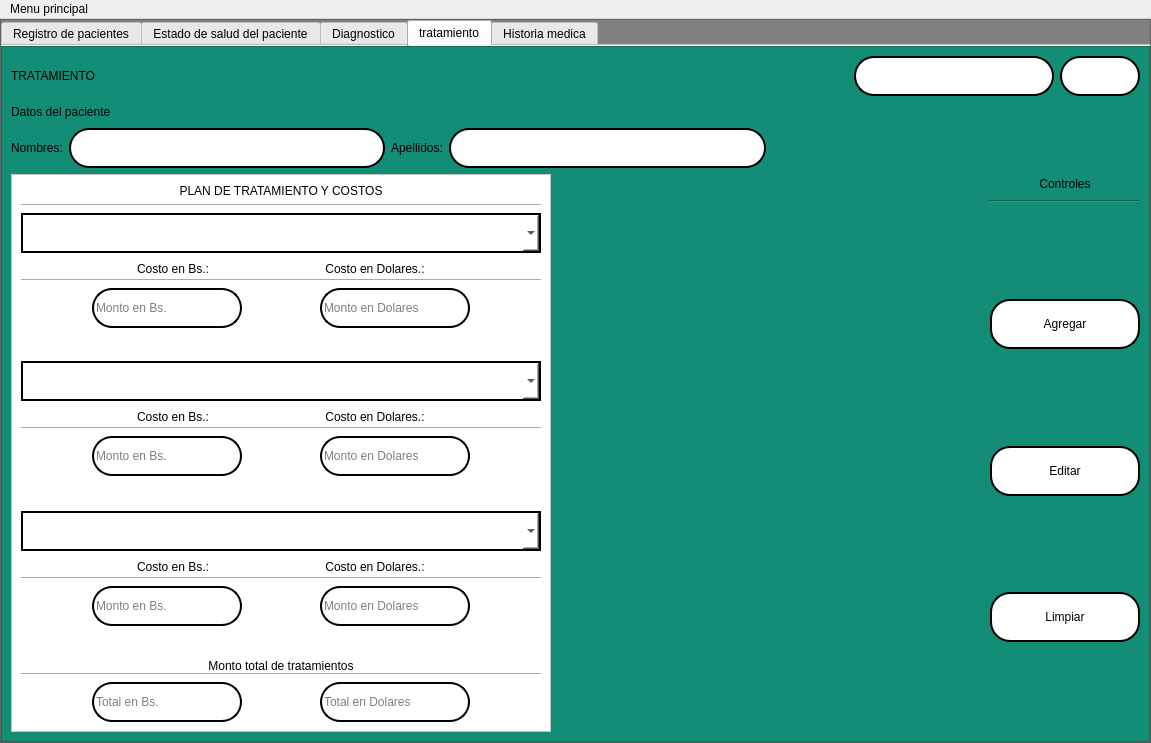
First picture: the form in interfaces/History.ui, repository Reinaldito04/App-Consultas-y-Historias-Medicas, before the edit.
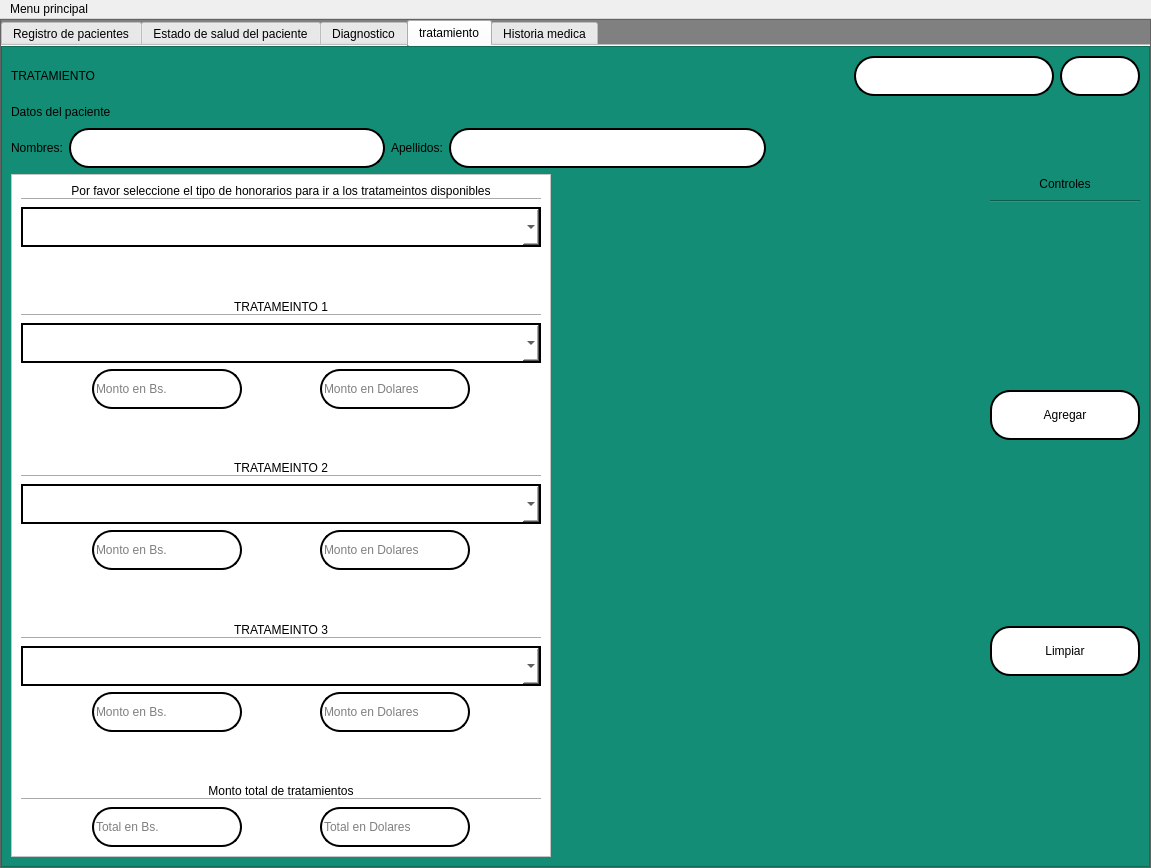
Second picture: the form after the edit. The open tabs and pages were chosen to show the change. Icons and pictures are not drawn.

Commit message: AGG mas tratamenito por seleccion de honorarios (lo hago mañana perro)

Patch:
```diff
--- a/interfaces/History.ui
+++ b/interfaces/History.ui
@@ -7,7 +7,7 @@
     <x>0</x>
     <y>0</y>
     <width>1151</width>
-    <height>743</height>
+    <height>868</height>
    </rect>
   </property>
   <property name="minimumSize">
@@ -2234,7 +2234,7 @@
              <property name="frameShadow">
               <enum>QFrame::Raised</enum>
              </property>
-             <layout class="QVBoxLayout" name="verticalLayout_32">
+             <layout class="QVBoxLayout" name="verticalLayout_52">
               <item>
                <layout class="QHBoxLayout" name="horizontalLayout_25">
                 <property name="spacing">
@@ -2404,7 +2404,7 @@
                </layout>
               </item>
               <item>
-               <layout class="QHBoxLayout" name="horizontalLayout_28">
+               <layout class="QHBoxLayout" name="horizontalLayout_32">
                 <item>
                  <widget class="QFrame" name="frame_5">
                   <property name="styleSheet">
@@ -2420,15 +2420,21 @@
                   </property>
                   <layout class="QVBoxLayout" name="verticalLayout_93">
                    <item>
-                    <layout class="QVBoxLayout" name="verticalLayout_92">
+                    <layout class="QVBoxLayout" name="verticalLayout_28">
+                     <property name="spacing">
+                      <number>0</number>
+                     </property>
                      <item>
                       <widget class="QLabel" name="lbl_23">
                        <property name="text">
-                        <string>PLAN DE TRATAMIENTO Y COSTOS</string>
+                        <string>Por favor seleccione el tipo de honorarios para ir a los tratameintos disponibles</string>
                        </property>
                        <property name="alignment">
                         <set>Qt::AlignCenter</set>
                        </property>
+                       <property name="wordWrap">
+                        <bool>true</bool>
+                       </property>
                       </widget>
                      </item>
                      <item>
@@ -2441,9 +2447,7 @@
                     </layout>
                    </item>
                    <item>
-                    <layout class="QVBoxLayout" name="verticalLayout_65">
-                     <item>
-                      <widget class="QComboBox" name="t1">
+                    <widget class="QComboBox" name="t0">
                        <property name="minimumSize">
                         <size>
                          <width>520</width>
@@ -2468,107 +2472,39 @@
                        <property name="placeholderText">
                         <string notr="true">Seleccione una opcion</string>
                        </property>
-                       <item>
-                        <property name="text">
-                         <string>1</string>
-                        </property>
-                       </item>
-                       <item>
-                        <property name="text">
-                         <string>2</string>
-                        </property>
-                       </item>
-                       <item>
-                        <property name="text">
-                         <string>3</string>
-                        </property>
-                       </item>
-                       <item>
-                        <property name="text">
-                         <string>4</string>
-                        </property>
-                       </item>
-                       <item>
-                        <property name="text">
-                         <string>5</string>
-                        </property>
-                       </item>
-                       <item>
-                        <property name="text">
-                         <string>6</string>
-                        </property>
-                       </item>
                       </widget>
                      </item>
                      <item>
-                      <layout class="QVBoxLayout" name="verticalLayout_64">
+                    <spacer name="verticalSpacer_11">
+                     <property name="orientation">
+                      <enum>Qt::Vertical</enum>
+                     </property>
+                     <property name="sizeHint" stdset="0">
+                      <size>
+                       <width>20</width>
+                       <height>40</height>
+                      </size>
+                     </property>
+                    </spacer>
+                   </item>
                        <item>
-                        <layout class="QVBoxLayout" name="verticalLayout_63">
+                    <layout class="QVBoxLayout" name="verticalLayout_34">
+                     <item>
+                      <layout class="QVBoxLayout" name="verticalLayout_33">
+                       <item>
+                        <layout class="QVBoxLayout" name="verticalLayout_32">
                          <property name="spacing">
                           <number>0</number>
                          </property>
                          <item>
-                          <layout class="QHBoxLayout" name="horizontalLayout_47">
-                           <item>
-                            <spacer name="horizontalSpacer_17">
-                             <property name="orientation">
-                              <enum>Qt::Horizontal</enum>
-                             </property>
-                             <property name="sizeHint" stdset="0">
-                              <size>
-                               <width>40</width>
-                               <height>20</height>
-                              </size>
-                             </property>
-                            </spacer>
-                           </item>
-                           <item>
-                            <widget class="QLabel" name="lbl_24">
+                          <widget class="QLabel" name="label_4">
                              <property name="text">
-                              <string>Costo en Bs.:</string>
+                            <string>TRATAMEINTO 1</string>
                              </property>
                              <property name="alignment">
                               <set>Qt::AlignCenter</set>
                              </property>
                             </widget>
-                           </item>
-                           <item>
-                            <spacer name="horizontalSpacer_15">
-                             <property name="orientation">
-                              <enum>Qt::Horizontal</enum>
-                             </property>
-                             <property name="sizeHint" stdset="0">
-                              <size>
-                               <width>40</width>
-                               <height>20</height>
-                              </size>
-                             </property>
-                            </spacer>
-                           </item>
-                           <item>
-                            <widget class="QLabel" name="lbl_25">
-                             <property name="text">
-                              <string>Costo en Dolares.:</string>
-                             </property>
-                             <property name="alignment">
-                              <set>Qt::AlignCenter</set>
-                             </property>
-                            </widget>
-                           </item>
-                           <item>
-                            <spacer name="horizontalSpacer_16">
-                             <property name="orientation">
-                              <enum>Qt::Horizontal</enum>
-                             </property>
-                             <property name="sizeHint" stdset="0">
-                              <size>
-                               <width>40</width>
-                               <height>20</height>
-                              </size>
-                             </property>
-                            </spacer>
-                           </item>
-                          </layout>
                          </item>
                          <item>
                           <widget class="Line" name="line_17">
@@ -2580,7 +2516,43 @@
                         </layout>
                        </item>
                        <item>
-                        <layout class="QHBoxLayout" name="horizontalLayout_48">
+                        <widget class="QComboBox" name="t1">
+                         <property name="minimumSize">
+                          <size>
+                           <width>520</width>
+                           <height>40</height>
+                          </size>
+                         </property>
+                         <property name="maximumSize">
+                          <size>
+                           <width>520</width>
+                           <height>16777215</height>
+                          </size>
+                         </property>
+                         <property name="editable">
+                          <bool>false</bool>
+                         </property>
+                         <property name="currentText">
+                          <string/>
+                         </property>
+                         <property name="maxVisibleItems">
+                          <number>20</number>
+                         </property>
+                         <property name="placeholderText">
+                          <string notr="true">Seleccione una opcion</string>
+                         </property>
+                         <property name="duplicatesEnabled">
+                          <bool>false</bool>
+                         </property>
+                         <property name="frame">
+                          <bool>true</bool>
+                         </property>
+                        </widget>
+                       </item>
+                      </layout>
+                     </item>
+                     <item>
+                      <layout class="QHBoxLayout" name="horizontalLayout_30">
                          <item>
                           <spacer name="horizontalSpacer_18">
                            <property name="orientation">
@@ -2668,23 +2640,47 @@
                        </item>
                       </layout>
                      </item>
-                    </layout>
-                   </item>
                    <item>
-                    <spacer name="verticalSpacer_28">
+                    <spacer name="verticalSpacer_33">
                      <property name="orientation">
                       <enum>Qt::Vertical</enum>
                      </property>
                      <property name="sizeHint" stdset="0">
                       <size>
                        <width>20</width>
-                       <height>40</height>
+                       <height>2</height>
                       </size>
                      </property>
                     </spacer>
                    </item>
                    <item>
-                    <layout class="QVBoxLayout" name="verticalLayout_66">
+                    <layout class="QVBoxLayout" name="verticalLayout_43">
+                     <item>
+                      <layout class="QVBoxLayout" name="verticalLayout_36">
+                       <item>
+                        <layout class="QVBoxLayout" name="verticalLayout_35">
+                         <property name="spacing">
+                          <number>0</number>
+                         </property>
+                         <item>
+                          <widget class="QLabel" name="label_7">
+                           <property name="text">
+                            <string>TRATAMEINTO 2</string>
+                           </property>
+                           <property name="alignment">
+                            <set>Qt::AlignCenter</set>
+                           </property>
+                          </widget>
+                         </item>
+                         <item>
+                          <widget class="Line" name="line_20">
+                           <property name="orientation">
+                            <enum>Qt::Horizontal</enum>
+                           </property>
+                          </widget>
+                         </item>
+                        </layout>
+                       </item>
                      <item>
                       <widget class="QComboBox" name="t2">
                        <property name="minimumSize">
@@ -2711,119 +2707,12 @@
                        <property name="placeholderText">
                         <string notr="true">Seleccione una opcion</string>
                        </property>
-                       <item>
-                        <property name="text">
-                         <string>1</string>
-                        </property>
-                       </item>
-                       <item>
-                        <property name="text">
-                         <string>2</string>
-                        </property>
-                       </item>
-                       <item>
-                        <property name="text">
-                         <string>3</string>
-                        </property>
-                       </item>
-                       <item>
-                        <property name="text">
-                         <string>4</string>
-                        </property>
-                       </item>
-                       <item>
-                        <property name="text">
-                         <string>5</string>
-                        </property>
-                       </item>
-                       <item>
-                        <property name="text">
-                         <string>6</string>
-                        </property>
-                       </item>
-                      </widget>
-                     </item>
-                     <item>
-                      <layout class="QVBoxLayout" name="verticalLayout_67">
-                       <item>
-                        <layout class="QVBoxLayout" name="verticalLayout_68">
-                         <property name="spacing">
-                          <number>0</number>
-                         </property>
-                         <item>
-                          <layout class="QHBoxLayout" name="horizontalLayout_49">
-                           <item>
-                            <spacer name="horizontalSpacer_21">
-                             <property name="orientation">
-                              <enum>Qt::Horizontal</enum>
-                             </property>
-                             <property name="sizeHint" stdset="0">
-                              <size>
-                               <width>40</width>
-                               <height>20</height>
-                              </size>
-                             </property>
-                            </spacer>
-                           </item>
-                           <item>
-                            <widget class="QLabel" name="lbl_26">
-                             <property name="text">
-                              <string>Costo en Bs.:</string>
-                             </property>
-                             <property name="alignment">
-                              <set>Qt::AlignCenter</set>
-                             </property>
-                            </widget>
-                           </item>
-                           <item>
-                            <spacer name="horizontalSpacer_22">
-                             <property name="orientation">
-                              <enum>Qt::Horizontal</enum>
-                             </property>
-                             <property name="sizeHint" stdset="0">
-                              <size>
-                               <width>40</width>
-                               <height>20</height>
-                              </size>
-                             </property>
-                            </spacer>
-                           </item>
-                           <item>
-                            <widget class="QLabel" name="lbl_27">
-                             <property name="text">
-                              <string>Costo en Dolares.:</string>
-                             </property>
-                             <property name="alignment">
-                              <set>Qt::AlignCenter</set>
-                             </property>
-                            </widget>
-                           </item>
-                           <item>
-                            <spacer name="horizontalSpacer_23">
-                             <property name="orientation">
-                              <enum>Qt::Horizontal</enum>
-                             </property>
-                             <property name="sizeHint" stdset="0">
-                              <size>
-                               <width>40</width>
-                               <height>20</height>
-                              </size>
-                             </property>
-                            </spacer>
-                           </item>
+                        </widget>
+                       </item>
                           </layout>
                          </item>
                          <item>
-                          <widget class="Line" name="line_18">
-                           <property name="orientation">
-                            <enum>Qt::Horizontal</enum>
-                           </property>
-                          </widget>
-                         </item>
-                        </layout>
-                       </item>
-                       <item>
-                        <layout class="QHBoxLayout" name="horizontalLayout_50">
+                      <layout class="QHBoxLayout" name="horizontalLayout_31">
                          <item>
                           <spacer name="horizontalSpacer_24">
                            <property name="orientation">
@@ -2911,23 +2800,47 @@
                        </item>
                       </layout>
                      </item>
-                    </layout>
-                   </item>
                    <item>
-                    <spacer name="verticalSpacer_29">
+                    <spacer name="verticalSpacer_28">
                      <property name="orientation">
                       <enum>Qt::Vertical</enum>
                      </property>
                      <property name="sizeHint" stdset="0">
                       <size>
                        <width>20</width>
-                       <height>41</height>
+                       <height>40</height>
                       </size>
                      </property>
                     </spacer>
                    </item>
                    <item>
-                    <layout class="QVBoxLayout" name="verticalLayout_69">
+                    <layout class="QVBoxLayout" name="verticalLayout_50">
+                     <item>
+                      <layout class="QVBoxLayout" name="verticalLayout_45">
+                       <item>
+                        <layout class="QVBoxLayout" name="verticalLayout_44">
+                         <property name="spacing">
+                          <number>0</number>
+                         </property>
+                         <item>
+                          <widget class="QLabel" name="label_8">
+                           <property name="text">
+                            <string>TRATAMEINTO 3</string>
+                           </property>
+                           <property name="alignment">
+                            <set>Qt::AlignCenter</set>
+                           </property>
+                          </widget>
+                         </item>
+                         <item>
+                          <widget class="Line" name="line_18">
+                           <property name="orientation">
+                            <enum>Qt::Horizontal</enum>
+                           </property>
+                          </widget>
+                         </item>
+                        </layout>
+                       </item>
                      <item>
                       <widget class="QComboBox" name="t3">
                        <property name="minimumSize">
@@ -2954,119 +2867,12 @@
                        <property name="placeholderText">
                         <string notr="true">Seleccione una opcion</string>
                        </property>
-                       <item>
-                        <property name="text">
-                         <string>1</string>
-                        </property>
-                       </item>
-                       <item>
-                        <property name="text">
-                         <string>2</string>
-                        </property>
-                       </item>
-                       <item>
-                        <property name="text">
-                         <string>3</string>
-                        </property>
-                       </item>
-                       <item>
-                        <property name="text">
-                         <string>4</string>
-                        </property>
-                       </item>
-                       <item>
-                        <property name="text">
-                         <string>5</string>
-                        </property>
-                       </item>
-                       <item>
-                        <property name="text">
-                         <string>6</string>
-                        </property>
-                       </item>
-                      </widget>
-                     </item>
-                     <item>
-                      <layout class="QVBoxLayout" name="verticalLayout_70">
-                       <item>
-                        <layout class="QVBoxLayout" name="verticalLayout_71">
-                         <property name="spacing">
-                          <number>0</number>
-                         </property>
-                         <item>
-                          <layout class="QHBoxLayout" name="horizontalLayout_51">
-                           <item>
-                            <spacer name="horizontalSpacer_33">
-                             <property name="orientation">
-                              <enum>Qt::Horizontal</enum>
-                             </property>
-                             <property name="sizeHint" stdset="0">
-                              <size>
-                               <width>40</width>
-                               <height>20</height>
-                              </size>
-                             </property>
-                            </spacer>
-                           </item>
-                           <item>
-                            <widget class="QLabel" name="lbl_28">
-                             <property name="text">
-                              <string>Costo en Bs.:</string>
-                             </property>
-                             <property name="alignment">
-                              <set>Qt::AlignCenter</set>
-                             </property>
-                            </widget>
-                           </item>
-                           <item>
-                            <spacer name="horizontalSpacer_34">
-                             <property name="orientation">
-                              <enum>Qt::Horizontal</enum>
-                             </property>
-                             <property name="sizeHint" stdset="0">
-                              <size>
-                               <width>40</width>
-                               <height>20</height>
-                              </size>
-                             </property>
-                            </spacer>
-                           </item>
-                           <item>
-                            <widget class="QLabel" name="lbl_29">
-                             <property name="text">
-                              <string>Costo en Dolares.:</string>
-                             </property>
-                             <property name="alignment">
-                              <set>Qt::AlignCenter</set>
-                             </property>
-                            </widget>
-                           </item>
-                           <item>
-                            <spacer name="horizontalSpacer_35">
-                             <property name="orientation">
-                              <enum>Qt::Horizontal</enum>
-                             </property>
-                             <property name="sizeHint" stdset="0">
-                              <size>
-                               <width>40</width>
-                               <height>20</height>
-                              </size>
-                             </property>
-                            </spacer>
-                           </item>
+                        </widget>
+                       </item>
                           </layout>
                          </item>
                          <item>
-                          <widget class="Line" name="line_19">
-                           <property name="orientation">
-                            <enum>Qt::Horizontal</enum>
-                           </property>
-                          </widget>
-                         </item>
-                        </layout>
-                       </item>
-                       <item>
-                        <layout class="QHBoxLayout" name="horizontalLayout_52">
+                      <layout class="QHBoxLayout" name="horizontalLayout_28">
                          <item>
                           <spacer name="horizontalSpacer_36">
                            <property name="orientation">
@@ -3154,8 +2960,6 @@
                        </item>
                       </layout>
                      </item>
-                    </layout>
-                   </item>
                    <item>
                     <spacer name="verticalSpacer_30">
                      <property name="orientation">
@@ -3368,38 +3172,6 @@
                     </property>
                    </widget>
                   </item>
-                  <item>
-                   <spacer name="verticalSpacer_27">
-                    <property name="orientation">
-                     <enum>Qt::Vertical</enum>
-                    </property>
-                    <property name="sizeHint" stdset="0">
-                     <size>
-                      <width>20</width>
-                      <height>40</height>
-                     </size>
-                    </property>
-                   </spacer>
-                  </item>
-                  <item>
-                   <widget class="QPushButton" name="btn_edit_4">
-                    <property name="minimumSize">
-                     <size>
-                      <width>150</width>
-                      <height>50</height>
-                     </size>
-                    </property>
-                    <property name="maximumSize">
-                     <size>
-                      <width>150</width>
-                      <height>50</height>
-                     </size>
-                    </property>
-                    <property name="text">
-                     <string>Editar</string>
-                    </property>
-                   </widget>
-                  </item>
                   <item>
                    <spacer name="verticalSpacer_31">
                     <property name="orientation">
```
Left out of the diff: 12 changed lines with no effect on the pictures. Lines whose indentation alone changed are shown as unchanged. The commit also changes 1 other file.
